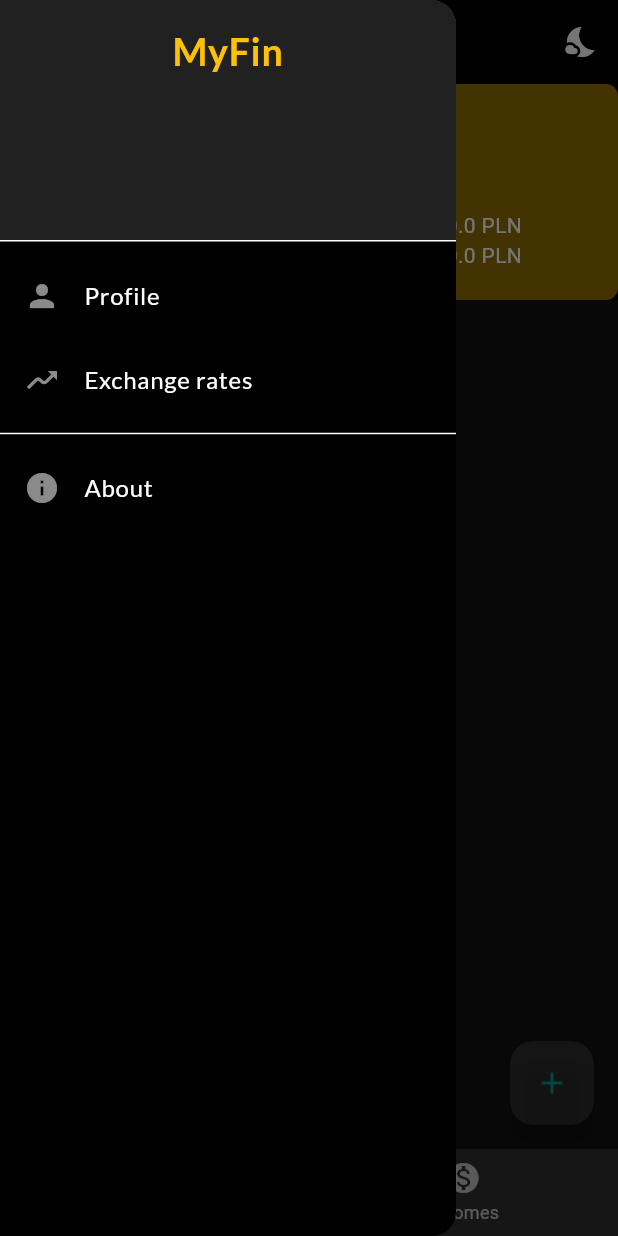
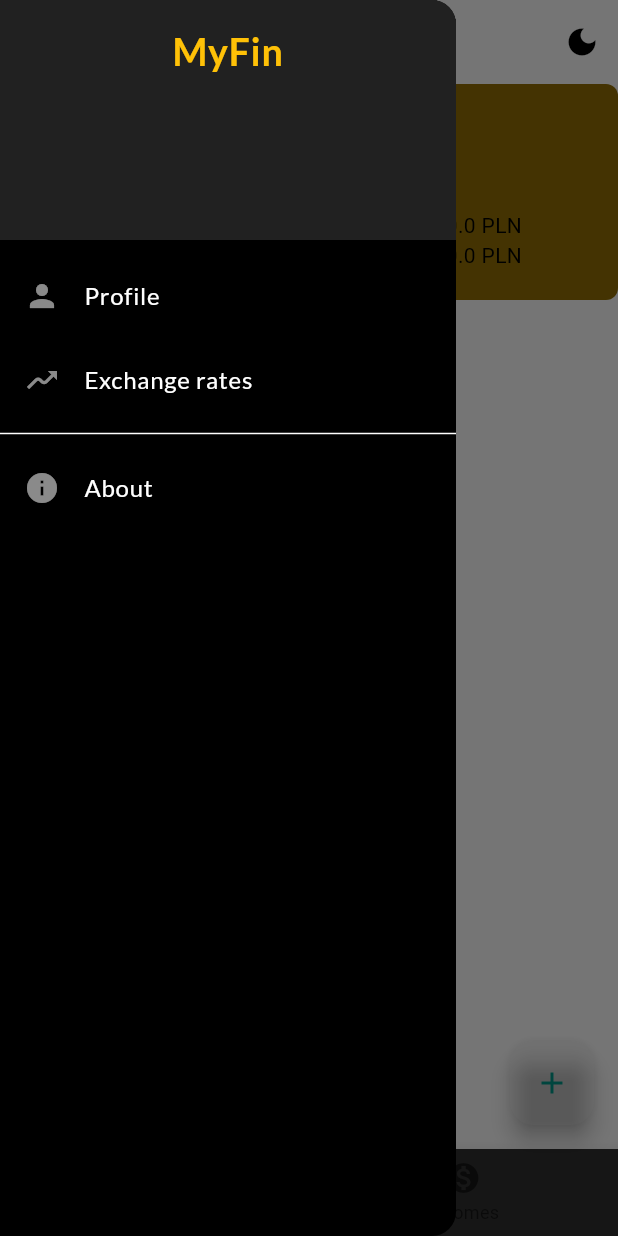
Before and after one commit to patrykstraczek/myfin, a Flutter app: the screen it shows once a user with an empty profile is signed in, with the side drawer open, on a phone screen of 412 x 824 dp. Run offline on Flutter 3.47's test engine with Material 2 defaults, Android fonts, the phone set to English and light mode, and no system bars; our stand-ins replace bloc, cloud_firestore, dio, firebase_auth, firebase_core, flutter_bloc and 4 more; missing offline and left inert: flutterfire_ui; accounts and stored records are empty; generated files the repository leaves out were written again; statements that could not run were skipped.

Commit message:
implement dark mode/ light mode

```diff
--- a/lib/App/app.dart
+++ b/lib/App/app.dart
@@ -1,22 +1,22 @@
 import 'package:flutter/material.dart';
 import 'package:myfin/App/features/auth/pages/auth_gate.dart';
 import 'package:flutter_localizations/flutter_localizations.dart';
-import 'package:myfin/App/domain/theme/theme_data.dart';
 import 'package:flutter_gen/gen_l10n/app_localizations.dart';
+import 'package:myfin/app/domain/theme/theme_provider.dart';
+import 'package:provider/provider.dart';
 
-class MyApp extends StatefulWidget {
+class MyApp extends StatelessWidget {
   const MyApp({Key? key}) : super(key: key);
 
   @override
-  State<MyApp> createState() => _MyAppState();
-}
-
-class _MyAppState extends State<MyApp> {
-  @override
   Widget build(BuildContext context) {
+    return ChangeNotifierProvider<ThemeProvider>(
+      create: (_) => ThemeProvider(),
+      child: Consumer<ThemeProvider>(
+        builder: (context, themeProvider, child) {
           return MaterialApp(
             title: 'MyFin - Moje Finanse',
-      theme: darkMode ? darkTheme : lightTheme,
+            theme: themeProvider.getTheme(),
             localizationsDelegates: const [
               AppLocalizations.delegate,
               GlobalMaterialLocalizations.delegate,
@@ -29,5 +29,8 @@
             ],
             home: const AuthGate(),
           );
+        },
+      ),
+    );
   }
 }
--- a/lib/App/domain/theme/theme_data.dart
+++ b/lib/App/domain/theme/theme_data.dart
@@ -5,14 +5,14 @@
 IconData iconLight = Icons.wb_sunny;
 IconData iconDark = Icons.nights_stay;
 
-ThemeData lightTheme = ThemeData(
+final lightTheme = ThemeData(
   primarySwatch: Colors.amber,
   brightness: Brightness.light,
   useMaterial3: true,
   colorScheme: const ColorScheme.highContrastLight(background: Colors.grey),
 );
 
-ThemeData darkTheme = ThemeData(
+final darkTheme = ThemeData(
   primarySwatch: Colors.amber,
   brightness: Brightness.dark,
   useMaterial3: true,
--- /dev/null
+++ b/lib/App/domain/theme/theme_provider.dart
@@ -0,0 +1,23 @@
+import 'package:flutter/material.dart';
+import 'package:myfin/app/domain/theme/theme_data.dart';
+
+
+class ThemeProvider with ChangeNotifier {
+  late ThemeData _themeData;
+
+  ThemeProvider() {
+    _themeData = lightTheme;
+  }
+
+  ThemeData getTheme() => _themeData;
+
+  void setLightMode() {
+    _themeData = lightTheme;
+    notifyListeners();
+  }
+
+  void setDarkMode() {
+    _themeData = darkTheme;
+    notifyListeners();
+  }
+}
--- a/lib/App/features/pages/home/pages/home_page.dart
+++ b/lib/App/features/pages/home/pages/home_page.dart
@@ -9,7 +9,9 @@
 import 'package:myfin/App/domain/theme/theme_data.dart';
 import 'package:flutter_gen/gen_l10n/app_localizations.dart';
 import 'package:myfin/App/widgets/drawer_widget.dart';
+import 'package:myfin/app/domain/theme/theme_provider.dart';
 import 'package:myfin/app/injection_container.dart';
+import 'package:provider/provider.dart';
 
 class HomePage extends StatefulWidget {
   const HomePage({
@@ -20,6 +22,7 @@
   State<HomePage> createState() => _HomePageState();
 }
 
+bool isDarkMode = true;
 int currentIndex = 0;
 double todaySpendings = 0.0;
 double thisMonthSpending = 0.0;
@@ -46,17 +49,28 @@
       appBar: AppBar(
           toolbarHeight: 200,
           //toolbarHeight: 250,
-          backgroundColor: darkMode ? Colors.black : Colors.white,
-          foregroundColor: darkMode ? Colors.white : Colors.black,
+          //backgroundColor: darkMode ? Colors.black : Colors.white,
+
           actions: [
             IconButton(
+              icon: isDarkMode
+                  ? const Icon(Icons.dark_mode)
+                  : const Icon(Icons.light_mode),
               onPressed: () {
                 setState(() {
-                  darkMode = !darkMode;
+                  isDarkMode = !isDarkMode;
                 });
+                if (isDarkMode) {
+                  // switch to dark theme
+                  Provider.of<ThemeProvider>(context, listen: false)
+                      .setDarkMode();
+                } else {
+                  // switch to light theme
+                  Provider.of<ThemeProvider>(context, listen: false)
+                      .setLightMode();
+                }
               },
-              icon: Icon(darkMode ? iconDark : iconLight),
-            )
+            ),
           ],
           bottom: PreferredSize(
               preferredSize: const Size.fromHeight(0),
```
Also changed, not shown: lib/App/domain/models/exchange_rates_model.g.dart, 1 other file. Lines whose indentation alone changed are shown as unchanged.
